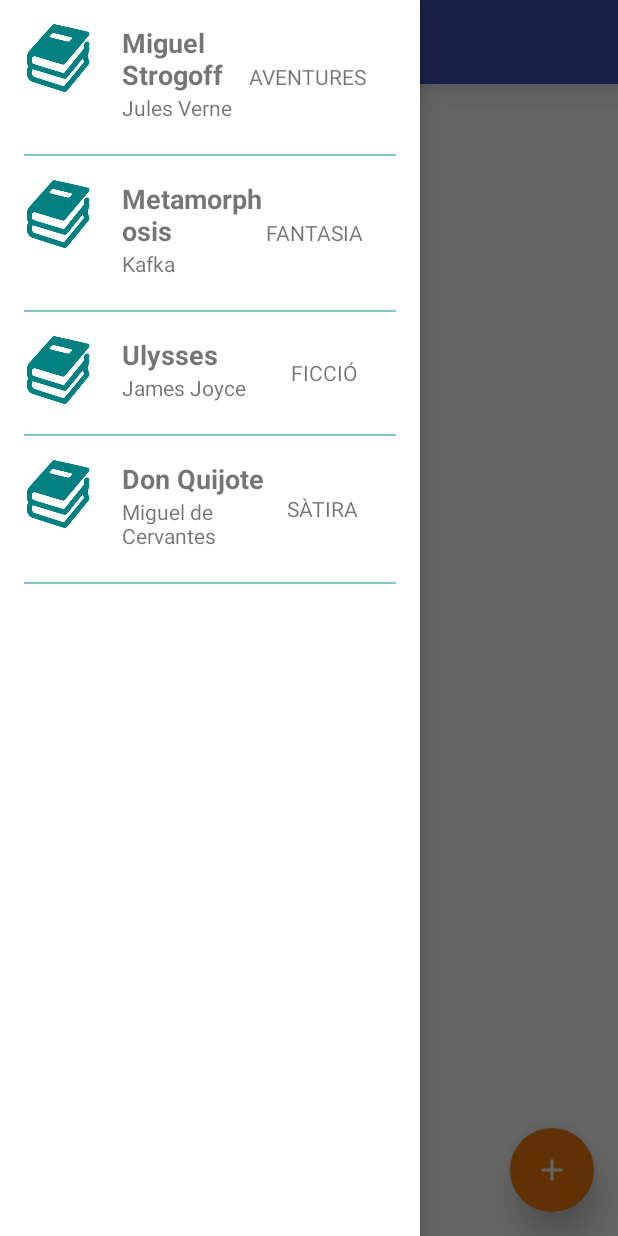
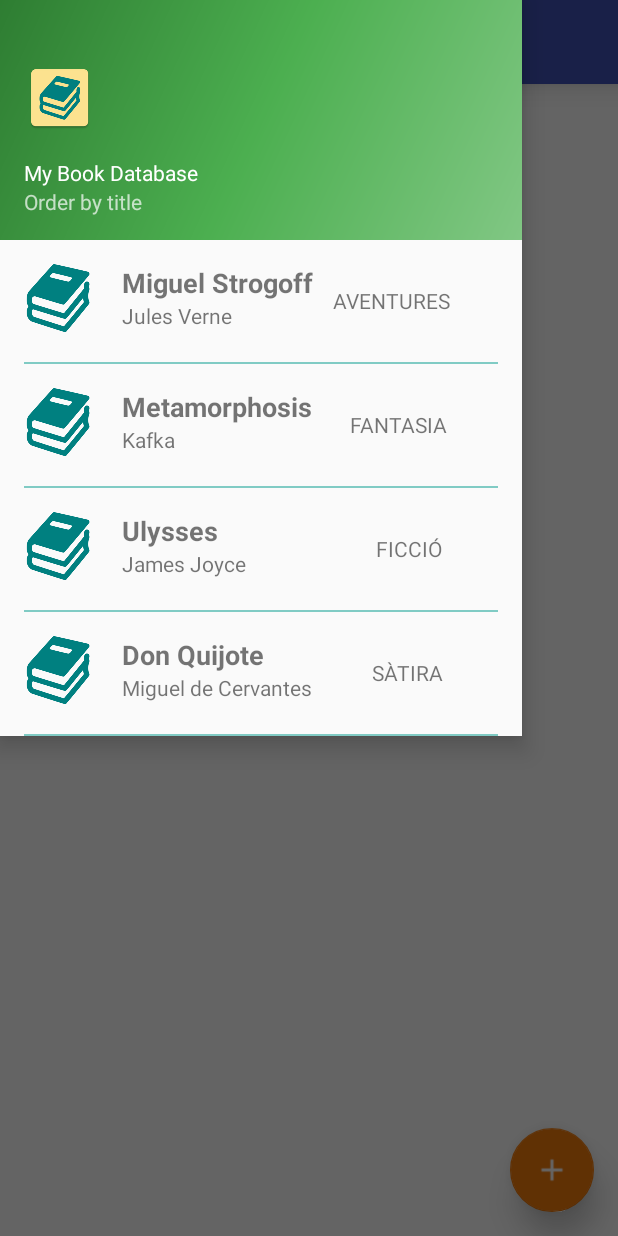
Before and after one commit to gonzalorecio/MyBookDatabase, an Android app: the NavigationDrawerActivity screen opened directly, with no data from a screen before it, with the side drawer open, on a phone screen of 412 x 824 dp. Run offline under Robolectric (Android 15) with nearby library versions, the phone set to English and light mode, and no system bars.

Commit message:
Drawer fixed

```diff
--- a/app/src/main/java/com/example/pr_idi/mydatabaseexample/NavigationDrawerActivity.java
+++ b/app/src/main/java/com/example/pr_idi/mydatabaseexample/NavigationDrawerActivity.java
@@ -19,10 +19,10 @@ import java.util.List;
 
 public class NavigationDrawerActivity extends AppCompatActivity
         implements NavigationView.OnNavigationItemSelectedListener {
-        private BookData bookData;
-        private RecyclerView mRecyclerView;
-        private BooksAdapter mAdapter;
-        private RecyclerView.LayoutManager mLayoutManager;
+    private BookData bookData;
+    private RecyclerView mRecyclerView;
+    private BooksAdapter mAdapter;
+    private RecyclerView.LayoutManager mLayoutManager;
 
     @Override
     protected void onCreate(Bundle savedInstanceState) {
@@ -30,6 +30,7 @@ public class NavigationDrawerActivity extends AppCompatActivity
         setContentView(R.layout.activity_navigation_drawer);
 
         mRecyclerView = (RecyclerView) findViewById(R.id.recyclerListNav);
+        if (mRecyclerView == null) System.out.println("Null recycler view!");
         mRecyclerView.setHasFixedSize(true);
 
         mLayoutManager = new LinearLayoutManager(this);
@@ -38,6 +39,7 @@ public class NavigationDrawerActivity extends AppCompatActivity
         bookData = new BookData(this);
         bookData.open();
         List<Book> values = bookData.getAllBooks();
+        System.out.println(values.size());
         mAdapter = new BooksAdapter(values,bookData);
         mRecyclerView.setAdapter(mAdapter);
 
@@ -77,7 +79,7 @@ public class NavigationDrawerActivity extends AppCompatActivity
     @Override
     public boolean onCreateOptionsMenu(Menu menu) {
         // Inflate the menu; this adds items to the action bar if it is present.
-        getMenuInflater().inflate(R.menu.navigation_drawer, menu);
+        //getMenuInflater().inflate(R.menu.navigation_drawer, menu);
         return true;
     }
 
@@ -120,4 +122,16 @@ public class NavigationDrawerActivity extends AppCompatActivity
         drawer.closeDrawer(GravityCompat.START);
         return true;
     }
+
+    @Override
+    protected void onResume() {
+        bookData.open();
+        super.onResume();
+    }
+
+    @Override
+    protected void onPause() {
+        bookData.close();
+        super.onPause();
+    }
 }
--- a/app/src/main/res/layout/activity_navigation_drawer.xml
+++ b/app/src/main/res/layout/activity_navigation_drawer.xml
@@ -15,16 +15,34 @@
 
     <android.support.design.widget.NavigationView
         android:id="@+id/nav_view"
-        android:layout_width="wrap_content"
-        android:layout_height="match_parent"
+        android:layout_width="match_parent"
+        android:layout_height="wrap_content"
         android:layout_gravity="start"
         android:fitsSystemWindows="true"
         android:elevation="999dp"
         app:headerLayout="@layout/nav_header_navigation_drawer">
 
-        <include layout="@layout/menu_layout"
+        <android.support.v7.widget.RecyclerView
+
+                android:layout_height="match_parent"
+                android:layout_width="match_parent"
+                android:id="@+id/recyclerListNav"
+                tools:listitem="@layout/content_scrolling"
+                android:clickable="true"
+                android:longClickable="true"
+                android:touchscreenBlocksFocus="true"
+                android:paddingTop="@dimen/nav_header_height"
+                android:scrollbars="vertical"
+                android:fadeScrollbars="true"
+            >
+
+            </android.support.v7.widget.RecyclerView>
+
+
+        <!--include layout="@layout/menu_layout"
+            android:id="@+id/nav_menu"
             android:layout_width="match_parent"
-            android:layout_height="wrap_content"/>
+            android:layout_height="wrap_content"/-->
 
     </android.support.design.widget.NavigationView>
 
--- a/app/src/main/res/layout/menu_layout.xml
+++ b/app/src/main/res/layout/menu_layout.xml
@@ -9,17 +9,19 @@
         android:layout_height="match_parent">
 
         <android.support.v7.widget.RecyclerView
-            android:layout_height="match_parent"
+            android:layout_height="wrap_content"
             android:layout_width="match_parent"
             android:id="@+id/recyclerListNav"
             android:background="#FFF"
-            android:scrollbars="vertical"
-            android:fadeScrollbars="true"
             tools:listitem="@layout/content_scrolling"
             android:clickable="true"
             android:longClickable="true"
             android:onClick="onClick"
             android:touchscreenBlocksFocus="true"
-            />
+
+
+            android:layout_alignParentStart="true">
+
+        </android.support.v7.widget.RecyclerView>
     </RelativeLayout>
 </LinearLayout>
--- a/app/src/main/res/layout/nav_header_navigation_drawer.xml
+++ b/app/src/main/res/layout/nav_header_navigation_drawer.xml
@@ -17,7 +17,7 @@
         android:layout_width="wrap_content"
         android:layout_height="wrap_content"
         android:paddingTop="@dimen/nav_header_vertical_spacing"
-        android:src="@android:drawable/sym_def_app_icon" />
+        android:src="@mipmap/ic_launcher" />
 
     <TextView
         android:layout_width="match_parent"
```
Also changed, not shown: app/src/main/java/com/example/pr_idi/mydatabaseexample/BookData.java (+25 -0 lines), app/src/main/java/com/example/pr_idi/mydatabaseexample/MainActivity.java (+37 -0 lines), gradle/wrapper/gradle-wrapper.properties, 5 other files.
